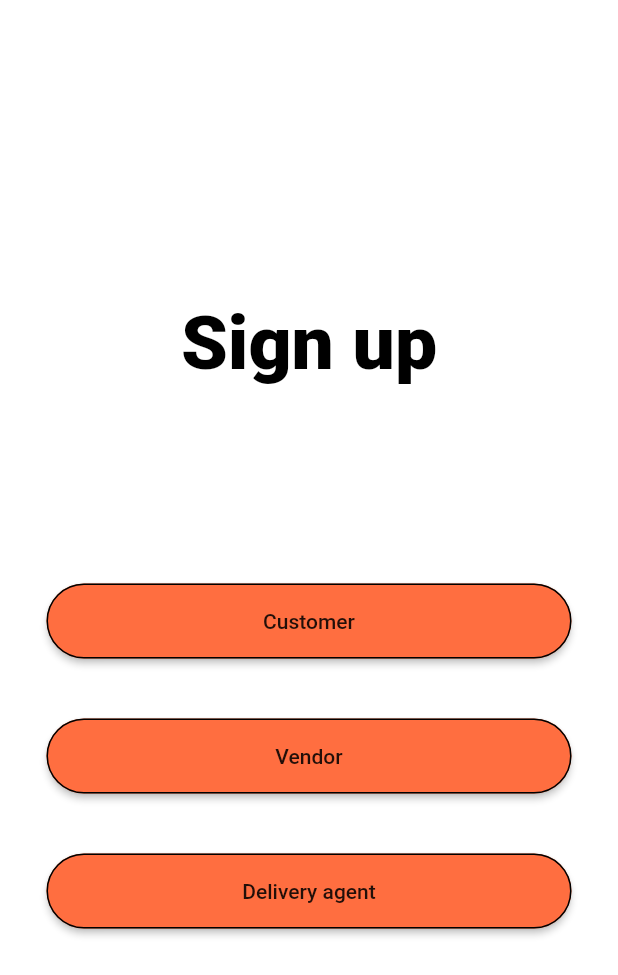
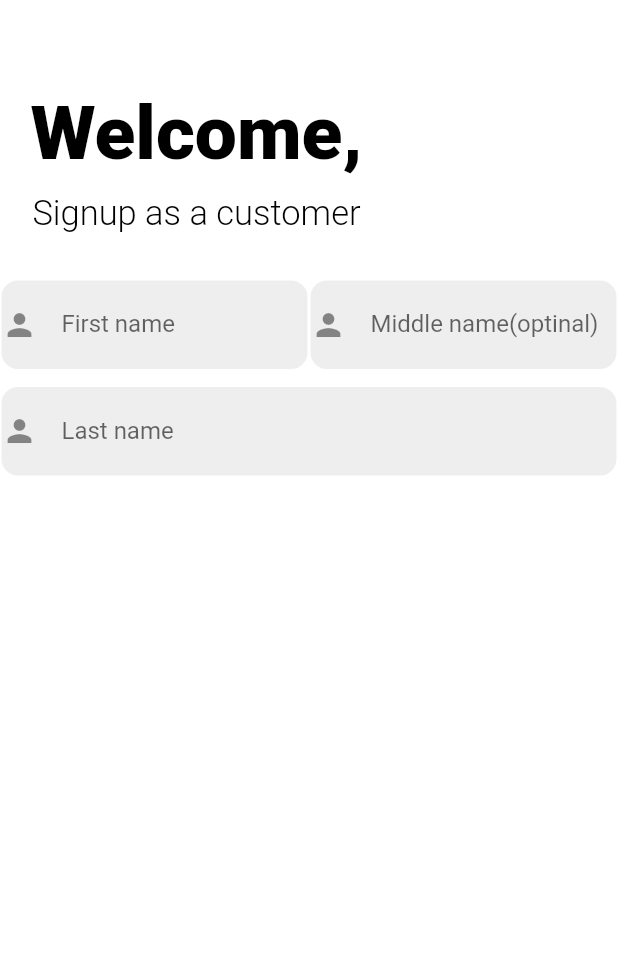
Before and after one commit to ayan-gorain/Enchantee, a Flutter app: the Signuppage screen opened by its route, after a tap on "Customer", on a phone screen of 412 x 824 dp. Shown: the top 975 px of the screen. Run offline on Flutter 3.47's test engine with Material 2 defaults, Android fonts, the phone set to English and light mode, and no system bars; our stand-ins replace flutter_screenutil, font_awesome_flutter.

Commit message:
customersign up started

```diff
--- a/lib/main.dart
+++ b/lib/main.dart
@@ -1,6 +1,7 @@
+import 'package:flutter/material.dart';
+import 'package:enchante/pages/customers_signup.dart';
 import 'package:enchante/pages/first_page.dart';
 import 'package:enchante/utiles/routes.dart';
-import 'package:flutter/material.dart';
 import 'pages/open_page.dart';
 import 'pages/open1__page.dart';
 import 'pages/login_page.dart';
@@ -23,6 +24,7 @@ class Myapp extends StatelessWidget {
         Myroutes.loginRoute: (context) =>Loginpage(),
         Myroutes.signupRoute: (context) =>Signuppage(),
         Myroutes.open2Route: (context) =>Open2page(),
+        Myroutes.customersignupRoute: (context) =>Customersignupage(),
       },
     );
   }
--- /dev/null
+++ b/lib/pages/customers_signup.dart
@@ -0,0 +1,96 @@
+import 'package:flutter/material.dart';
+class Customersignupage extends StatelessWidget {
+  const Customersignupage({Key? key}) : super(key: key);
+
+  @override
+  Widget build(BuildContext context) {
+    return Scaffold(
+      backgroundColor: Colors.white,
+      body:SingleChildScrollView(
+        child:Container(
+          height:MediaQuery.of(context).size.height,
+          width:double.infinity,
+            child: Column(
+              children:<Widget> [
+                SizedBox(height:30),
+                Padding(
+                  padding: const EdgeInsets.only(right:150,top:30),
+                  child: Text("Welcome,",
+                      style: TextStyle(
+                          inherit: true,
+                          fontSize: 50,
+                          color: Colors.black,
+                          fontWeight: FontWeight.w800)),
+                ),
+                Padding(
+                  padding: const EdgeInsets.only(right:150,top:10),
+                  child: Text("Signup as a customer",
+                        style: TextStyle(
+                            inherit: true,
+                            fontSize: 23,
+                            color: Colors.black,
+                            fontWeight: FontWeight.w300)),
+                ),
+                SizedBox(height: 30),
+                Row(
+                  children: [
+                    Expanded(
+                        child:Container(
+                          decoration: BoxDecoration(
+                            color: Colors.grey[200],
+                            border: Border.all(color: Colors.white),
+                            borderRadius: BorderRadius.circular(12),
+                          ),
+                          child: TextField(
+                            decoration: InputDecoration(border: InputBorder.none,
+                              labelText: 'First name',
+                              hintText: 'Enter your First Name',
+                              icon: Icon(Icons.person),
+                            ),
+                          ),
+                        ),
+                    ),
+                    Expanded(
+                        child:Container(
+                          decoration: BoxDecoration(
+                            color: Colors.grey[200],
+                            border: Border.all(color: Colors.white),
+                            borderRadius: BorderRadius.circular(12),
+                          ),
+                          child: TextField(
+                            decoration: InputDecoration(border: InputBorder.none,
+                              labelText: 'Middle name(optinal)',
+                              hintText: 'Enter your Middle Name',
+                              icon: Icon(Icons.person),
+                            ),
+                          ),
+                        ),
+                    ),
+                  ],
+                ),
+                SizedBox(height:10),
+                Container(
+                  decoration: BoxDecoration(
+                    color: Colors.grey[200],
+                    border: Border.all(color: Colors.white),
+                    borderRadius: BorderRadius.circular(12),
+                  ),
+                  child: TextField(
+                    decoration: InputDecoration(border: InputBorder.none,
+                      labelText: 'Last name',
+                      hintText: 'Enter your Last Name',
+                      icon: Icon(Icons.person),
+                    ),
+                  ),
+                ),
+              ],
+
+            ),
+
+
+        ),
+      ),
+
+    );
+  }
+}
--- a/lib/pages/login_page.dart
+++ b/lib/pages/login_page.dart
@@ -22,10 +22,7 @@ class _LoginpageState extends State<Loginpage> {
         body: SingleChildScrollView(
 
           child: Container(
-            height: MediaQuery
-                .of(context)
-                .size
-                .height,
+            height: MediaQuery.of(context).size.height,
             width: double.infinity,
             child: Column(
               children: <Widget>[
@@ -100,22 +97,7 @@ class _LoginpageState extends State<Loginpage> {
                   ),
                 ),
                 SizedBox(height: 10),
-                Row(
-                  mainAxisAlignment: MainAxisAlignment.spaceEvenly,
-                  children: [
 
-                    TextButton(onPressed: () {},
-                      child: Text(
-                          '  Forgot password',
-                          style: TextStyle(
-                              inherit: true,
-                              fontSize: 17,
-                              color: Colors.black,
-                              fontWeight: FontWeight.w400)),
-                    ),
-                  ],
-                ),
-                const SizedBox(height: 10),
                 MaterialButton(
                   minWidth: 350,
                   height: 50,
@@ -133,7 +115,26 @@ class _LoginpageState extends State<Loginpage> {
                         fontWeight: FontWeight.w500,
                       )),
                 ),
-                SizedBox(height: 40),
+                Row(
+                  mainAxisAlignment: MainAxisAlignment.spaceEvenly,
+                  children: [
+                    const SizedBox(height: 60),
+                    Padding(
+                      padding: const EdgeInsets.only(left:190),
+                      child: TextButton(onPressed: () {},
+                        child: Text(
+                            '  Forgot password?',
+                            style: TextStyle(
+                                inherit: true,
+                                fontSize: 17,
+                                color: Colors.black,
+                                fontWeight: FontWeight.w400)),
+                      ),
+                    ),
+                  ],
+                ),
+                const SizedBox(height: 10),
+                SizedBox(height: 20),
                 Row(
                     children: <Widget>[
                       Expanded(
--- a/lib/pages/signup_page.dart
+++ b/lib/pages/signup_page.dart
@@ -1,3 +1,4 @@
+import 'package:enchante/utiles/routes.dart';
 import 'package:flutter/material.dart';
 class Signuppage extends StatelessWidget {
   const Signuppage({ Key? key }) : super(key: key);
@@ -26,9 +27,9 @@ class Signuppage extends StatelessWidget {
                   minWidth:350,
                   height: 50,
                   onPressed: () {
-                   // Navigator.pushNamed(context, Myroutes.open2Route);
+                    Navigator.pushNamed(context, Myroutes.customersignupRoute);
                   },
-                  color: Colors.deepOrangeAccent,
+                  color: Colors.lightGreenAccent,
                   shape: RoundedRectangleBorder(
                       side: BorderSide(
                         color: Colors.black,
@@ -45,7 +46,7 @@ class Signuppage extends StatelessWidget {
                   onPressed: () {
                    // Navigator.pushNamed(context, Myroutes.open2Route);
                   },
-                  color: Colors.deepOrangeAccent,
+                  color: Colors.white,
                   shape: RoundedRectangleBorder(
                       side: BorderSide(
                         color: Colors.black,
@@ -62,7 +63,7 @@ class Signuppage extends StatelessWidget {
                   onPressed: () {
                    // Navigator.pushNamed(context, Myroutes.open2Route);
                   },
-                  color: Colors.deepOrangeAccent,
+                  color: Colors.lightGreenAccent,
                   shape: RoundedRectangleBorder(
                       side: BorderSide(
                         color: Colors.black,
--- a/lib/utiles/routes.dart
+++ b/lib/utiles/routes.dart
@@ -4,4 +4,5 @@ class Myroutes {
   static String loginRoute = "/login";
   static String signupRoute = "/sign";
   static String open2Route= "/open2";
+  static String customersignupRoute= "/cussignup";
 }
```
